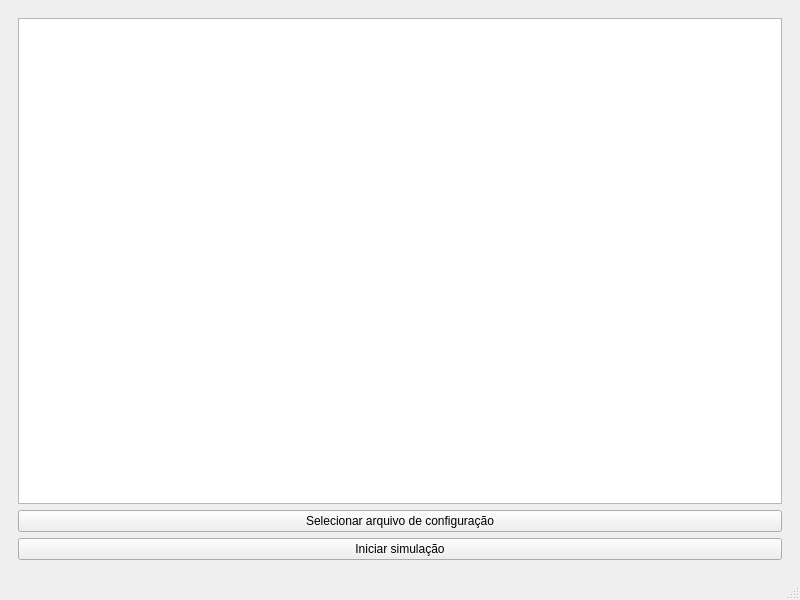
Before: the Qt Designer form mainwindow.ui in ThiagoDSMarcelino/sim-os, drawn with Qt 5.
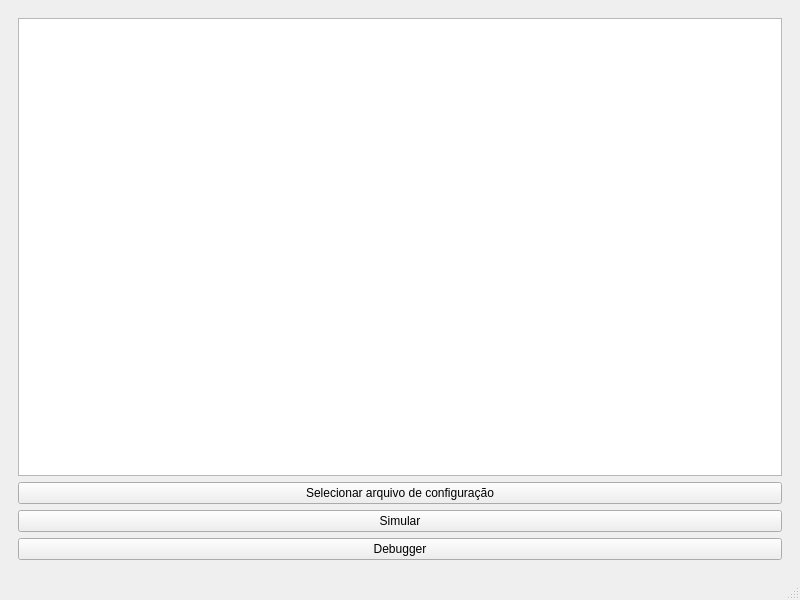
After: the same form once the commit is applied. The open tabs and pages were chosen to show the change.

Commit message: feat: add button to debbug and button to complete the simulation

```diff
--- a/mainwindow.ui
+++ b/mainwindow.ui
@@ -32,10 +32,17 @@
           </property>
          </widget>
         </item>
+        <item>
+         <widget class="QPushButton" name="fullSimulationButton">
+          <property name="text">
+           <string>Simular</string>
+          </property>
+         </widget>
+        </item>
         <item>
          <widget class="QPushButton" name="startSimulationButton">
           <property name="text">
-           <string>Iniciar simulação</string>
+           <string>Debugger</string>
           </property>
          </widget>
         </item>
```
Left out of the diff: 11 changed lines with no effect on the pictures. The commit also changes 2 other files.
